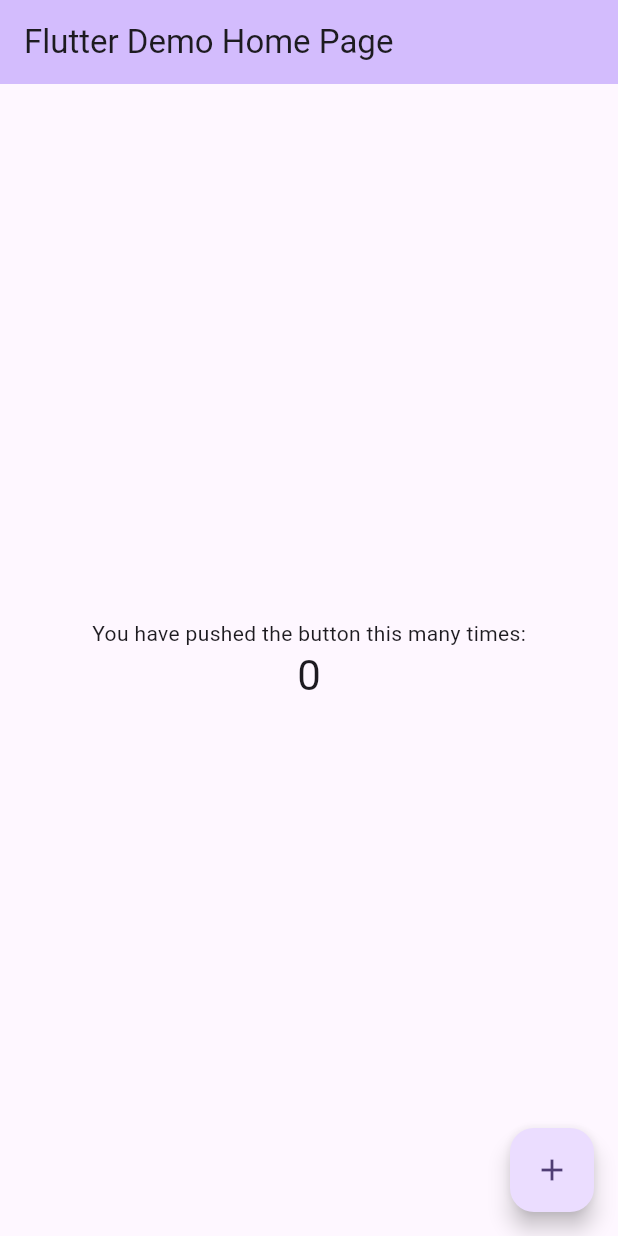
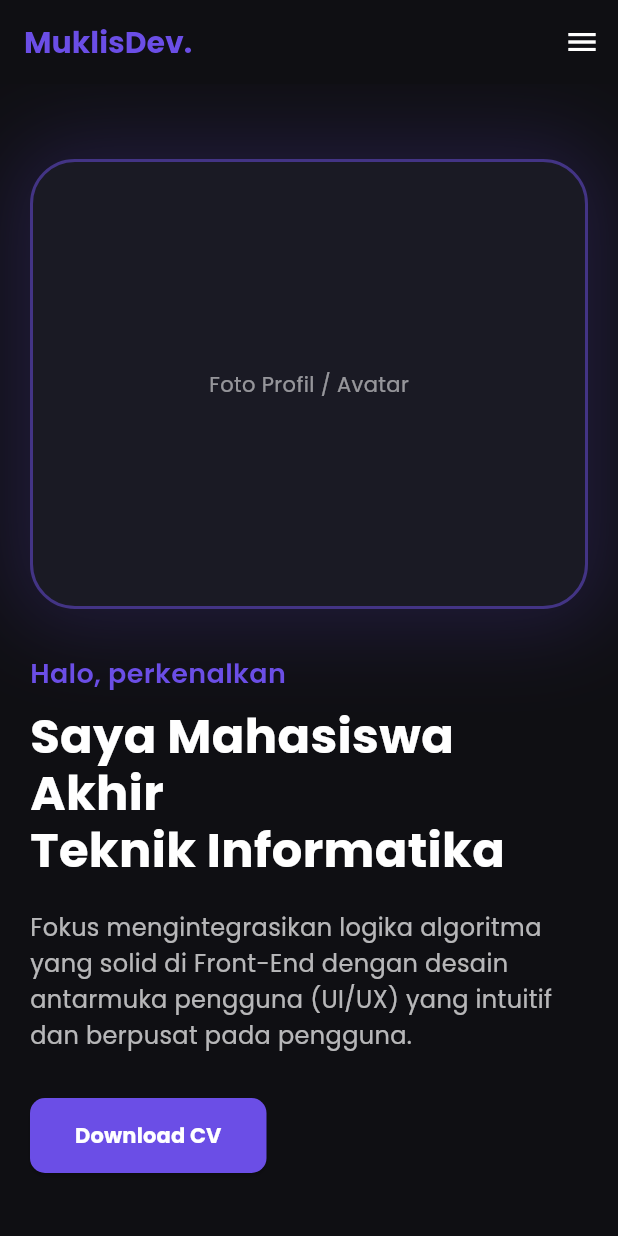
Before and after one commit to muklis-mustaqim-122140115/portofolio_saya, a Flutter app: the screen it shows after launch, on a phone screen of 412 x 824 dp. Run offline on Flutter 3.47's test engine with Material 3 defaults, Android fonts, the phone set to English and light mode, and no system bars; our stand-ins replace google_fonts.

Commit message:
Update baru

```diff
--- a/lib/main.dart
+++ b/lib/main.dart
@@ -1,122 +1,84 @@
 import 'package:flutter/material.dart';
+import 'package:google_fonts/google_fonts.dart';
+
+// Import file yang baru saja kita buat
+import 'widgets/custom_widgets.dart';
+import 'sections/portfolio_sections.dart';
 
 void main() {
-  runApp(const MyApp());
+  runApp(const MyPortfolioApp());
 }
 
-class MyApp extends StatelessWidget {
-  const MyApp({super.key});
+class MyPortfolioApp extends StatelessWidget {
+  const MyPortfolioApp({super.key});
 
-  // This widget is the root of your application.
   @override
   Widget build(BuildContext context) {
     return MaterialApp(
-      title: 'Flutter Demo',
+      title: 'Portofolio Saya',
+      debugShowCheckedModeBanner: false,
       theme: ThemeData(
-        // This is the theme of your application.
-        //
-        // TRY THIS: Try running your application with "flutter run". You'll see
-        // the application has a purple toolbar. Then, without quitting the app,
-        // try changing the seedColor in the colorScheme below to Colors.green
-        // and then invoke "hot reload" (save your changes or press the "hot
-        // reload" button in a Flutter-supported IDE, or press "r" if you used
-        // the command line to start the app).
-        //
-        // Notice that the counter didn't reset back to zero; the application
-        // state is not lost during the reload. To reset the state, use hot
-        // restart instead.
-        //
-        // This works for code too, not just values: Most code changes can be
-        // tested with just a hot reload.
-        colorScheme: ColorScheme.fromSeed(seedColor: Colors.deepPurple),
+        brightness: Brightness.dark,
+        scaffoldBackgroundColor: const Color(0xFF0F0F13),
+        primaryColor: const Color(0xFF6B4EE6),
+        textTheme: GoogleFonts.poppinsTextTheme(ThemeData.dark().textTheme),
       ),
-      home: const MyHomePage(title: 'Flutter Demo Home Page'),
+      home: const PortfolioHomePage(),
     );
   }
 }
 
-class MyHomePage extends StatefulWidget {
-  const MyHomePage({super.key, required this.title});
-
-  // This widget is the home page of your application. It is stateful, meaning
-  // that it has a State object (defined below) that contains fields that affect
-  // how it looks.
-
-  // This class is the configuration for the state. It holds the values (in this
-  // case the title) provided by the parent (in this case the App widget) and
-  // used by the build method of the State. Fields in a Widget subclass are
-  // always marked "final".
-
-  final String title;
-
-  @override
-  State<MyHomePage> createState() => _MyHomePageState();
-}
-
-class _MyHomePageState extends State<MyHomePage> {
-  int _counter = 0;
-
-  void _incrementCounter() {
-    setState(() {
-      // This call to setState tells the Flutter framework that something has
-      // changed in this State, which causes it to rerun the build method below
-      // so that the display can reflect the updated values. If we changed
-      // _counter without calling setState(), then the build method would not be
-      // called again, and so nothing would appear to happen.
-      _counter++;
-    });
-  }
+class PortfolioHomePage extends StatelessWidget {
+  const PortfolioHomePage({super.key});
 
   @override
   Widget build(BuildContext context) {
-    // This method is rerun every time setState is called, for instance as done
-    // by the _incrementCounter method above.
-    //
-    // The Flutter framework has been optimized to make rerunning build methods
-    // fast, so that you can just rebuild anything that needs updating rather
-    // than having to individually change instances of widgets.
+    bool isDesktop = MediaQuery.of(context).size.width > 800;
+
     return Scaffold(
       appBar: AppBar(
-        // TRY THIS: Try changing the color here to a specific color (to
-        // Colors.amber, perhaps?) and trigger a hot reload to see the AppBar
-        // change color while the other colors stay the same.
-        backgroundColor: Theme.of(context).colorScheme.inversePrimary,
-        // Here we take the value from the MyHomePage object that was created by
-        // the App.build method, and use it to set our appbar title.
-        title: Text(widget.title),
+        backgroundColor: const Color(0xFF0F0F13),
+        elevation: 0,
+        title: Text(
+          'MuklisDev.',
+          style: TextStyle(
+            color: const Color(0xFF6B4EE6),
+            fontWeight: FontWeight.bold,
+            fontSize: isDesktop ? 24 : 20,
+          ),
+        ),
+        actions: isDesktop
+            ? const [
+                NavBubbleItem(title: 'Home'),
+                NavBubbleItem(title: 'About'),
+                NavBubbleItem(title: 'Front-End'),
+                NavBubbleItem(title: 'UI/UX'),
+                SizedBox(width: 20),
+              ]
+            : [
+                IconButton(
+                  icon: const Icon(Icons.menu, color: Colors.white),
+                  onPressed: () {},
+                ),
+              ],
       ),
-      body: Center(
-        // Center is a layout widget. It takes a single child and positions it
-        // in the middle of the parent.
-        child: Column(
-          // Column is also a layout widget. It takes a list of children and
-          // arranges them vertically. By default, it sizes itself to fit its
-          // children horizontally, and tries to be as tall as its parent.
-          //
-          // Column has various properties to control how it sizes itself and
-          // how it positions its children. Here we use mainAxisAlignment to
-          // center the children vertically; the main axis here is the vertical
-          // axis because Columns are vertical (the cross axis would be
-          // horizontal).
-          //
-          // TRY THIS: Invoke "debug painting" (choose the "Toggle Debug Paint"
-          // action in the IDE, or press "p" in the console), to see the
-          // wireframe for each widget.
-          mainAxisAlignment: MainAxisAlignment.center,
-          children: <Widget>[
-            const Text('You have pushed the button this many times:'),
-            Text(
-              '$_counter',
-              style: Theme.of(context).textTheme.headlineMedium,
-            ),
-          ],
+      body: SingleChildScrollView(
+        child: Padding(
+          padding: EdgeInsets.symmetric(horizontal: isDesktop ? 100 : 20),
+          child: const Column(
+            crossAxisAlignment: CrossAxisAlignment.start,
+            children: [
+              SizedBox(height: 50),
+              HeroSection(),
+              SizedBox(height: 100),
+              FrontEndSection(),
+              SizedBox(height: 80),
+              UiUxSection(),
+              SizedBox(height: 100),
+            ],
+          ),
         ),
       ),
-      floatingActionButton: FloatingActionButton(
-        onPressed: _incrementCounter,
-        tooltip: 'Increment',
-        child: const Icon(Icons.add),
-      ), // This trailing comma makes auto-formatting nicer for build methods.
     );
   }
 }
--- /dev/null
+++ b/lib/sections/portfolio_sections.dart
@@ -0,0 +1,192 @@
+import 'package:flutter/material.dart';
+import 'package:google_fonts/google_fonts.dart';
+import '../widgets/custom_widgets.dart';
+
+// --- SECTION: HERO (INTRODUCTION) ---
+class HeroSection extends StatelessWidget {
+  const HeroSection({super.key});
+
+  @override
+  Widget build(BuildContext context) {
+    bool isDesktop = MediaQuery.of(context).size.width > 800;
+
+    if (isDesktop) {
+      return Row(
+        mainAxisAlignment: MainAxisAlignment.spaceBetween,
+        children: [
+          const Expanded(child: HeroText()),
+          const SizedBox(width: 50),
+          _buildAvatar(),
+        ],
+      );
+    } else {
+      return Column(
+        crossAxisAlignment: CrossAxisAlignment.start,
+        children: [
+          _buildAvatar(isMobile: true),
+          const SizedBox(height: 30),
+          const HeroText(),
+        ],
+      );
+    }
+  }
+
+  Widget _buildAvatar({bool isMobile = false}) {
+    return Container(
+      width: isMobile ? double.infinity : 300,
+      height: isMobile ? 300 : 350,
+      decoration: BoxDecoration(
+        color: const Color(0xFF1A1A24),
+        borderRadius: BorderRadius.circular(30),
+        border: Border.all(
+          color: const Color(0xFF6B4EE6).withOpacity(0.5),
+          width: 2,
+        ),
+        boxShadow: [
+          BoxShadow(
+            color: const Color(0xFF6B4EE6).withOpacity(0.2),
+            blurRadius: 50,
+            spreadRadius: 10,
+          ),
+        ],
+      ),
+      child: const Center(
+        child: Text(
+          'Foto Profil / Avatar',
+          style: TextStyle(color: Colors.white54),
+        ),
+      ),
+    );
+  }
+}
+
+class HeroText extends StatelessWidget {
+  const HeroText({super.key});
+
+  @override
+  Widget build(BuildContext context) {
+    return Column(
+      crossAxisAlignment: CrossAxisAlignment.start,
+      children: [
+        const Text(
+          'Halo, perkenalkan',
+          style: TextStyle(
+            color: Color(0xFF6B4EE6),
+            fontSize: 18,
+            fontWeight: FontWeight.w600,
+          ),
+        ),
+        const SizedBox(height: 10),
+        Text(
+          'Saya Mahasiswa Akhir\nTeknik Informatika',
+          style: GoogleFonts.poppins(
+            fontSize: MediaQuery.of(context).size.width > 800 ? 42 : 32,
+            fontWeight: FontWeight.bold,
+            color: Colors.white,
+            height: 1.2,
+          ),
+        ),
+        const SizedBox(height: 20),
+        const Text(
+          'Fokus mengintegrasikan logika algoritma yang solid di Front-End dengan desain antarmuka pengguna (UI/UX) yang intuitif dan berpusat pada pengguna.',
+          style: TextStyle(color: Colors.white70, fontSize: 16, height: 1.5),
+        ),
+        const SizedBox(height: 30),
+        ElevatedButton(
+          onPressed: () {},
+          style: ElevatedButton.styleFrom(
+            backgroundColor: const Color(0xFF6B4EE6),
+            padding: const EdgeInsets.symmetric(horizontal: 30, vertical: 15),
+            shape: RoundedRectangleBorder(
+              borderRadius: BorderRadius.circular(10),
+            ),
+          ),
+          child: const Text(
+            'Download CV',
+            style: TextStyle(color: Colors.white, fontWeight: FontWeight.bold),
+          ),
+        ),
+      ],
+    );
+  }
+}
+
+// --- SECTION: FRONT-END PROJECTS ---
+class FrontEndSection extends StatelessWidget {
+  const FrontEndSection({super.key});
+
+  @override
+  Widget build(BuildContext context) {
+    return Column(
+      crossAxisAlignment: CrossAxisAlignment.start,
+      children: [
+        Text(
+          'Front-End & Development',
+          style: GoogleFonts.poppins(
+            fontSize: 28,
+            fontWeight: FontWeight.bold,
+            color: Colors.white,
+          ),
+        ),
+        const SizedBox(height: 10),
+        Container(height: 4, width: 60, color: const Color(0xFF6B4EE6)),
+        const SizedBox(height: 30),
+        const Wrap(
+          spacing: 20,
+          runSpacing: 20,
+          children: [
+            ProjectCard(
+              title: 'Aplikasi Posyandu Mawar II',
+              category: 'Mobile Dev / Front-End',
+              description:
+                  'Digitalisasi pencatatan kesehatan dan tumbuh kembang menggunakan metode RAD.',
+            ),
+            ProjectCard(
+              title: 'Monstera Detection YOLO',
+              category: 'Machine Learning / Image Processing',
+              description:
+                  'Implementasi pengolahan citra digital untuk deteksi objek spesifik.',
+            ),
+          ],
+        ),
+      ],
+    );
+  }
+}
+
+// --- SECTION: UI/UX PROJECTS ---
+class UiUxSection extends StatelessWidget {
+  const UiUxSection({super.key});
+
+  @override
+  Widget build(BuildContext context) {
+    return Column(
+      crossAxisAlignment: CrossAxisAlignment.start,
+      children: [
+        Text(
+          'UI/UX Design',
+          style: GoogleFonts.poppins(
+            fontSize: 28,
+            fontWeight: FontWeight.bold,
+            color: Colors.white,
+          ),
+        ),
+        const SizedBox(height: 10),
+        Container(height: 4, width: 60, color: const Color(0xFF6B4EE6)),
+        const SizedBox(height: 30),
+        const Wrap(
+          spacing: 20,
+          runSpacing: 20,
+          children: [
+            ProjectCard(
+              title: 'SIVARO - Health ML Interface',
+              category: 'UI/UX Figma',
+              description:
+                  'Desain antarmuka untuk aplikasi prediksi biaya asuransi medis berbasis interaksi pengguna yang intuitif.',
+            ),
+          ],
+        ),
+      ],
+    );
+  }
+}
--- a/pubspec.yaml
+++ b/pubspec.yaml
@@ -2,7 +2,7 @@ name: portofolio_saya
 description: "A new Flutter project."
 # The following line prevents the package from being accidentally published to
 # pub.dev using `flutter pub publish`. This is preferred for private packages.
-publish_to: 'none' # Remove this line if you wish to publish to pub.dev
+publish_to: "none" # Remove this line if you wish to publish to pub.dev
 
 # The following defines the version and build number for your application.
 # A version number is three numbers separated by dots, like 1.2.43
@@ -35,6 +35,9 @@ dependencies:
   # Use with the CupertinoIcons class for iOS style icons.
   cupertino_icons: ^1.0.8
 
+  # Font untuk desain elegan portofolio
+  google_fonts: ^6.1.0
+
 dev_dependencies:
   flutter_test:
     sdk: flutter
@@ -51,7 +54,6 @@ dev_dependencies:
 
 # The following section is specific to Flutter packages.
 flutter:
-
   # The following line ensures that the Material Icons font is
   # included with your application, so that you can use the icons in
   # the material Icons class.
```
Also changed, not shown: lib/widgets/custom_widgets.dart (added, +105 -0 lines), pubspec.lock, 2 other files.
